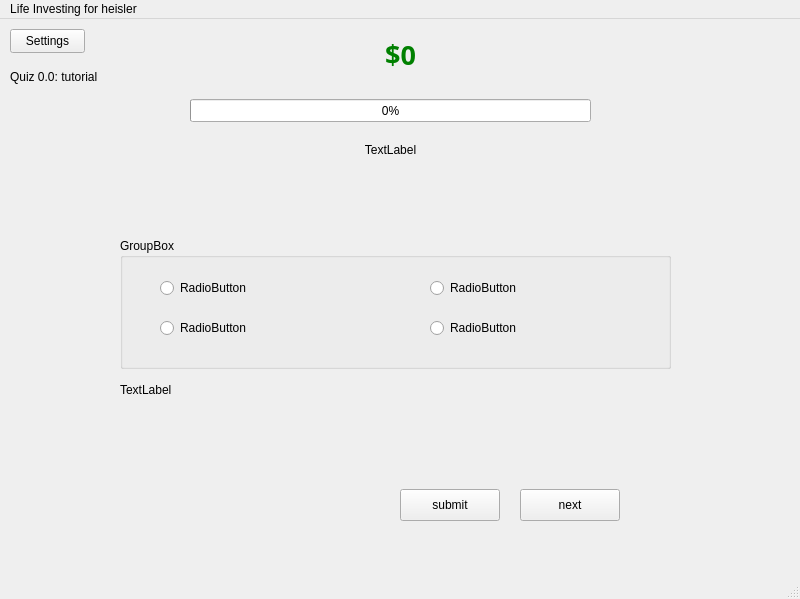
The window that mainwindow.ui (NandhiniRam2005/CS3505-Group-Assignment9-LifeInvestor) describes before a commit, drawn with Qt 5.
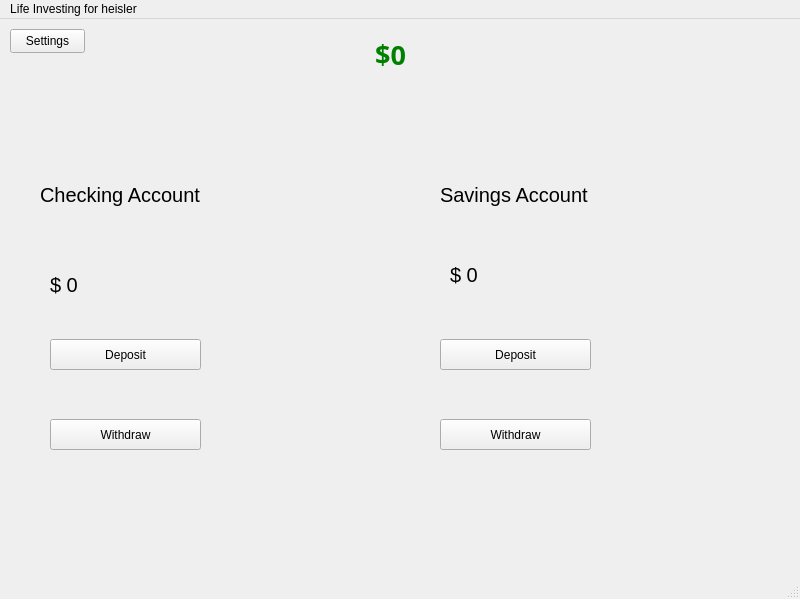
The same window after the commit. The open tabs and pages were chosen to show the change. Icons and pictures are not drawn.

Commit message: setup bank ui (nothing works right now) and updated progress bar

What changed in the file:
```diff
--- a/mainwindow.ui
+++ b/mainwindow.ui
@@ -18,7 +18,7 @@
     <property name="geometry">
      <rect>
       <x>0</x>
-      <y>10</y>
+      <y>0</y>
       <width>801</width>
       <height>531</height>
      </rect>
@@ -839,6 +839,10 @@
         <height>23</height>
        </rect>
       </property>
+      <property name="styleSheet">
+       <string notr="true">QProgressBar {border: 2px solid rgb(128, 128, 128); border-radius: 5px; background-color: rgb(60, 60, 60); text-align: center; color: white;}
+        QProgressBar::chunk {background-color: rgb(34, 139, 34); border-radius: 5px;}</string>
+      </property>
       <property name="value">
        <number>0</number>
       </property>
@@ -2008,6 +2012,162 @@
       </property>
      </widget>
     </widget>
+    <widget class="QWidget" name="Bank">
+     <widget class="QLabel" name="balance">
+      <property name="geometry">
+       <rect>
+        <x>300</x>
+        <y>20</y>
+        <width>181</width>
+        <height>31</height>
+       </rect>
+      </property>
+      <property name="font">
+       <font>
+        <family>Proxima Nova</family>
+        <pointsize>20</pointsize>
+        <italic>false</italic>
+        <bold>true</bold>
+       </font>
+      </property>
+      <property name="styleSheet">
+       <string notr="true">QLabel {
+    color: green;
+    font-weight: bold;
+}</string>
+      </property>
+      <property name="text">
+       <string>$0</string>
+      </property>
+      <property name="alignment">
+       <set>Qt::AlignmentFlag::AlignCenter</set>
+      </property>
+     </widget>
+     <widget class="QLabel" name="checingAccountLabel">
+      <property name="geometry">
+       <rect>
+        <x>40</x>
+        <y>150</y>
+        <width>211</width>
+        <height>51</height>
+       </rect>
+      </property>
+      <property name="font">
+       <font>
+        <pointsize>15</pointsize>
+       </font>
+      </property>
+      <property name="text">
+       <string>Checking Account</string>
+      </property>
+     </widget>
+     <widget class="QLabel" name="savingAccountLabel">
+      <property name="geometry">
+       <rect>
+        <x>440</x>
+        <y>150</y>
+        <width>201</width>
+        <height>51</height>
+       </rect>
+      </property>
+      <property name="font">
+       <font>
+        <pointsize>15</pointsize>
+       </font>
+      </property>
+      <property name="text">
+       <string>Savings Account</string>
+      </property>
+     </widget>
+     <widget class="QLabel" name="checkingAccountAmount">
+      <property name="geometry">
+       <rect>
+        <x>50</x>
+        <y>250</y>
+        <width>63</width>
+        <height>31</height>
+       </rect>
+      </property>
+      <property name="font">
+       <font>
+        <pointsize>15</pointsize>
+       </font>
+      </property>
+      <property name="text">
+       <string>$ 0</string>
+      </property>
+     </widget>
+     <widget class="QLabel" name="savingsAccountAmount">
+      <property name="geometry">
+       <rect>
+        <x>450</x>
+        <y>240</y>
+        <width>151</width>
+        <height>31</height>
+       </rect>
+      </property>
+      <property name="font">
+       <font>
+        <pointsize>15</pointsize>
+       </font>
+      </property>
+      <property name="text">
+       <string>$ 0</string>
+      </property>
+     </widget>
+     <widget class="QPushButton" name="checkingDepositButton">
+      <property name="geometry">
+       <rect>
+        <x>50</x>
+        <y>320</y>
+        <width>151</width>
+        <height>31</height>
+       </rect>
+      </property>
+      <property name="text">
+       <string>Deposit</string>
+      </property>
+     </widget>
+     <widget class="QPushButton" name="savingsDepositButton">
+      <property name="geometry">
+       <rect>
+        <x>440</x>
+        <y>320</y>
+        <width>151</width>
+        <height>31</height>
+       </rect>
+      </property>
+      <property name="text">
+       <string>Deposit</string>
+      </property>
+     </widget>
+     <widget class="QPushButton" name="checkingWithdrawButton">
+      <property name="geometry">
+       <rect>
+        <x>50</x>
+        <y>400</y>
+        <width>151</width>
+        <height>31</height>
+       </rect>
+      </property>
+      <property name="text">
+       <string>Withdraw</string>
+      </property>
+     </widget>
+     <widget class="QPushButton" name="savingsWithdrawButton">
+      <property name="geometry">
+       <rect>
+        <x>440</x>
+        <y>400</y>
+        <width>151</width>
+        <height>31</height>
+       </rect>
+      </property>
+      <property name="text">
+       <string>Withdraw</string>
+      </property>
+     </widget>
+    </widget>
    </widget>
    <widget class="QPushButton" name="settingsButton">
     <property name="enabled">
@@ -2037,36 +2197,6 @@
      <bool>false</bool>
     </property>
    </widget>
-   <widget class="QLabel" name="balance">
-    <property name="geometry">
-     <rect>
-      <x>310</x>
-      <y>20</y>
-      <width>181</width>
-      <height>31</height>
-     </rect>
-    </property>
-    <property name="font">
-     <font>
-      <family>Proxima Nova</family>
-      <pointsize>20</pointsize>
-      <italic>false</italic>
-      <bold>true</bold>
-     </font>
-    </property>
-    <property name="styleSheet">
-     <string notr="true">QLabel {
-    color: green;
-    font-weight: bold;
-}</string>
-    </property>
-    <property name="text">
-     <string>$0</string>
-    </property>
-    <property name="alignment">
-     <set>Qt::AlignmentFlag::AlignCenter</set>
-    </property>
-   </widget>
   </widget>
   <widget class="QStatusBar" name="statusbar"/>
   <widget class="QMenuBar" name="menubar">
```
Left out of the diff: 72 changed lines with no effect on the pictures. The commit also changes 7 other files.
